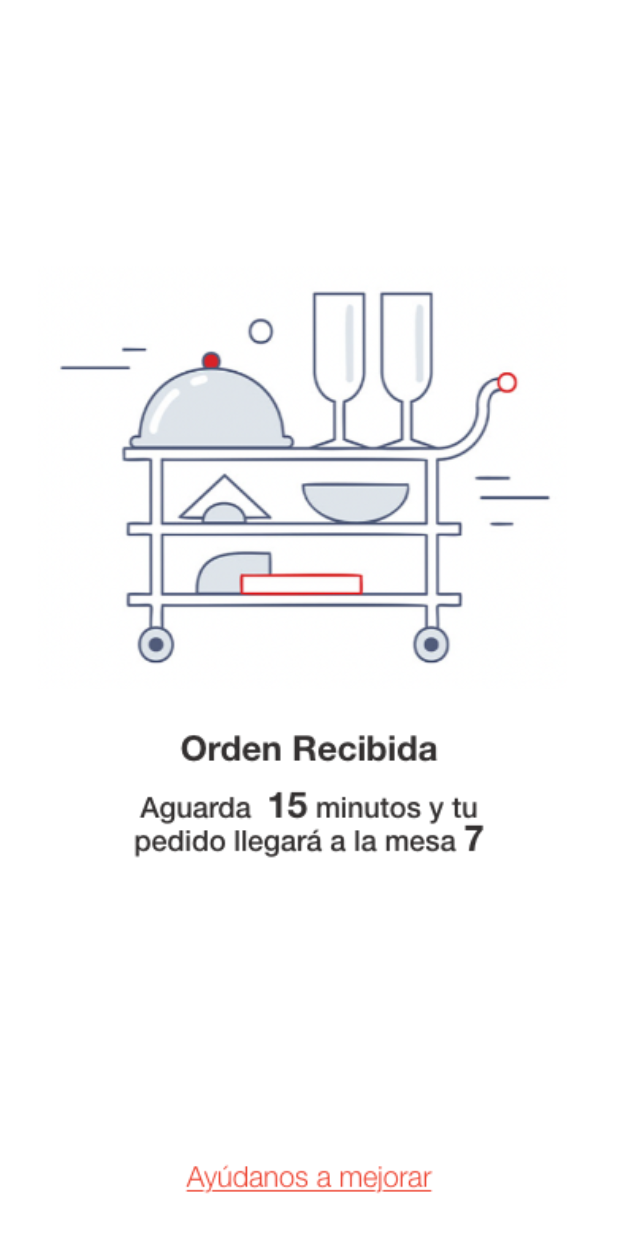
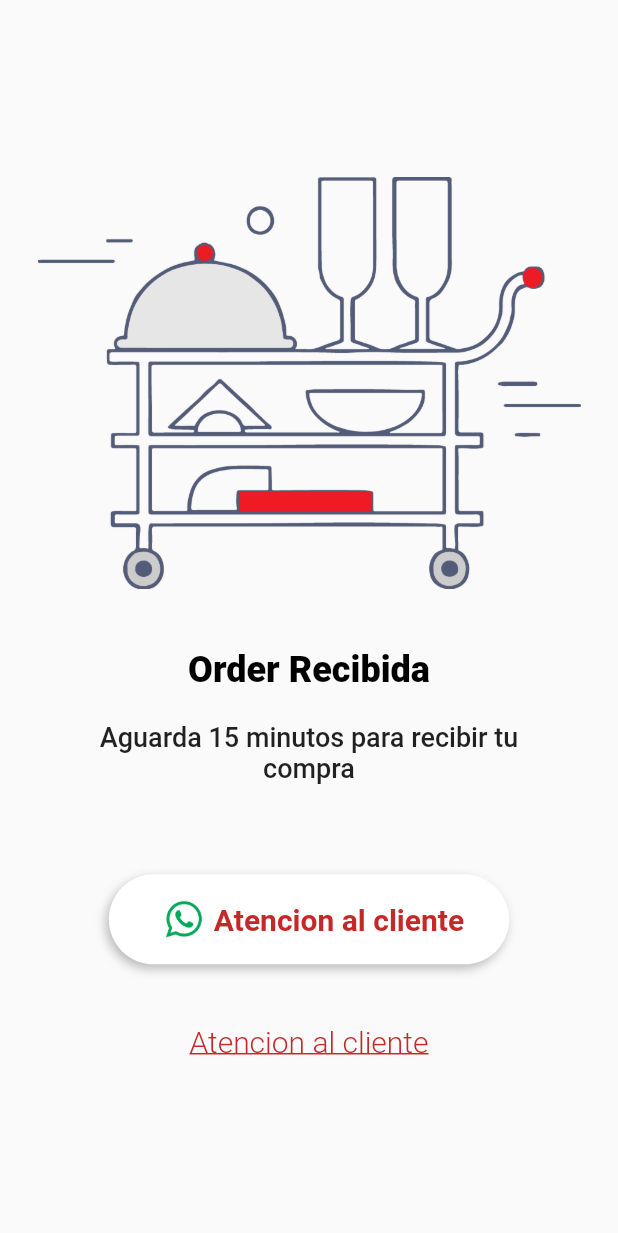
Before and after one commit to AleMancilla/ariztia_app, a Flutter app: the OrderComplete screen opened directly, on a phone screen of 412 x 824 dp. Shown: the top 1233 px of the screen. Run offline on Flutter 3.47's test engine with Material 2 defaults, Android fonts, the phone set to English and light mode, and no system bars; our stand-ins replace bloc, cloud_firestore, firebase_core, flutter_bloc; missing offline and left inert: status_alert; accounts and stored records are empty.

Commit message:
page order complete

```diff
--- a/lib/menu/presentation/pages/order_complete.dart
+++ b/lib/menu/presentation/pages/order_complete.dart
@@ -1,4 +1,5 @@
 import 'package:flutter/material.dart';
+import 'package:url_launcher/url_launcher.dart';
 
 class OrderComplete extends StatelessWidget {
   const OrderComplete({Key? key}) : super(key: key);
@@ -7,11 +8,110 @@ class OrderComplete extends StatelessWidget {
   Widget build(BuildContext context) {
     final Size size = MediaQuery.of(context).size;
     return Scaffold(
-      body: Container(
-        width: size.width,
-        height: size.height,
-        child: Image.asset('assets/images/Screen.png', fit: BoxFit.cover),
+      body: Padding(
+        padding: const EdgeInsets.all(25.0),
+        child: Column(
+          mainAxisAlignment: MainAxisAlignment.center,
+          children: [
+            Image.asset('assets/images/endscreenimage.png'),
+            SizedBox(height: 40),
+            Text(
+              'Order Recibida',
+              style: TextStyle(
+                color: Colors.black,
+                fontWeight: FontWeight.w800,
+                fontSize: 24,
+              ),
+            ),
+            Container(
+              padding: EdgeInsets.all(20),
+              child: Text(
+                'Aguarda 15 minutos para recibir tu compra',
+                style: TextStyle(
+                  color: Colors.black87,
+                  fontWeight: FontWeight.w500,
+                  fontSize: 18,
+                ),
+                textAlign: TextAlign.center,
+              ),
+            ),
+            SizedBox(height: 40),
+            InkWell(
+              onTap: () {
+                _launchInBrowser(
+                    'https://api.whatsapp.com/send?phone=59163152623&text=Hola');
+              },
+              child: Container(
+                decoration: BoxDecoration(
+                  borderRadius: BorderRadius.circular(40),
+                  color: Colors.white,
+                  boxShadow: [
+                    BoxShadow(
+                      color: Colors.black26,
+                      blurRadius: 5,
+                      offset: Offset(-2, 3),
+                    )
+                  ],
+                ),
+                child: Row(
+                  mainAxisSize: MainAxisSize.min,
+                  children: [
+                    Image.asset(
+                      'assets/images/whatsapp.png',
+                      width: 40,
+                      height: 40,
+                    ),
+                    Text(
+                      'Atencion al cliente',
+                      style: TextStyle(
+                        color: Colors.red[800],
+                        fontWeight: FontWeight.w600,
+                        fontSize: 20,
+                      ),
+                    ),
+                  ],
+                ),
+                padding: EdgeInsets.symmetric(horizontal: 30, vertical: 10),
+              ),
+            ),
+            SizedBox(height: 40),
+            InkWell(
+              onTap: () {
+                _launchUrl(
+                    'https://docs.google.com/forms/d/e/1FAIpQLSeNhBPSSNx9BBtGagi_644q2qeWIA6egp4eeWYzpDO5fOY6hA/viewform?usp=sf_link');
+              },
+              child: Text(
+                'Atencion al cliente',
+                style: TextStyle(
+                    color: Colors.red[800],
+                    fontWeight: FontWeight.w300,
+                    fontSize: 20,
+                    decoration: TextDecoration.underline),
+              ),
+            )
+          ],
+        ),
       ),
+      // body: Container(
+      //   width: size.width,
+      //   height: size.height,
+      //   child: Image.asset('assets/images/Screen.png', fit: BoxFit.cover),
+      // ),
     );
   }
+
+  Future<void> _launchUrl(String link) async {
+    if (!await launchUrl(Uri.parse(link))) {
+      throw 'Could not launch $link';
+    }
+  }
+
+  Future<void> _launchInBrowser(String link) async {
+    if (!await launchUrl(
+      Uri.parse(link),
+      mode: LaunchMode.externalApplication,
+    )) {
+      throw 'Could not launch $link';
+    }
+  }
 }
--- a/pubspec.yaml
+++ b/pubspec.yaml
@@ -39,6 +39,7 @@ dependencies:
   cloud_firestore: ^3.4.7
   status_alert: ^1.0.0
   flutter_launcher_icons: ^0.10.0
+  url_launcher: ^6.1.5
 
 dev_dependencies:
   flutter_test:
```
Also changed, not shown: assets/images/endscreenimage.png (added), assets/images/whatsapp.png (added), pubspec.lock.
